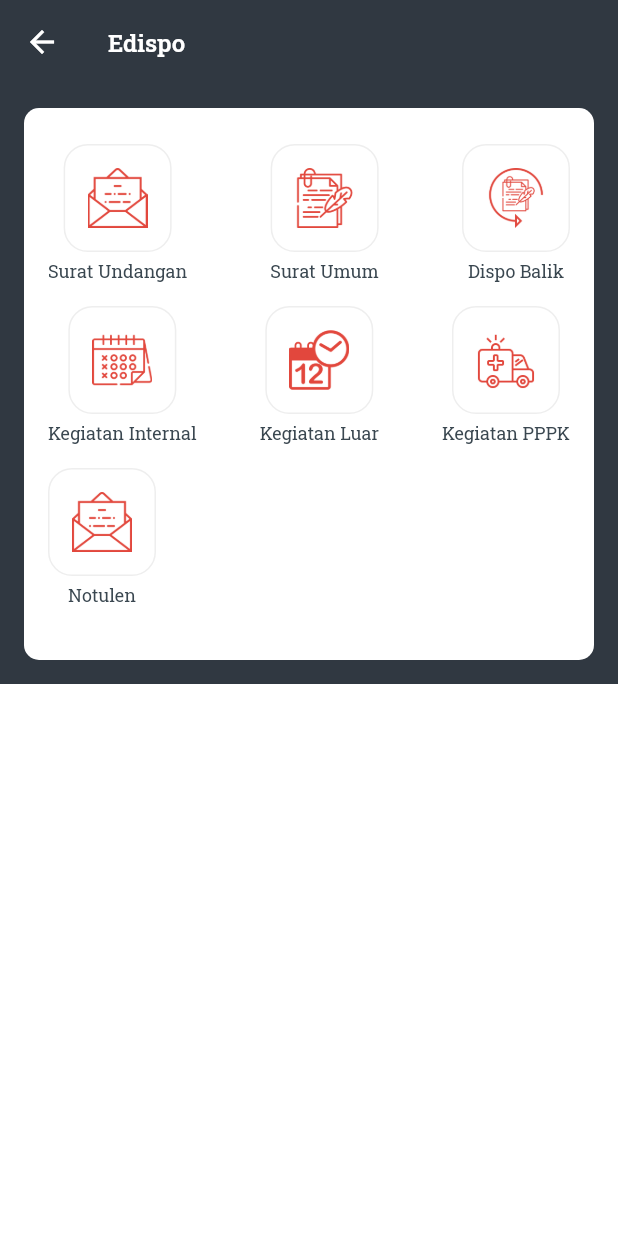
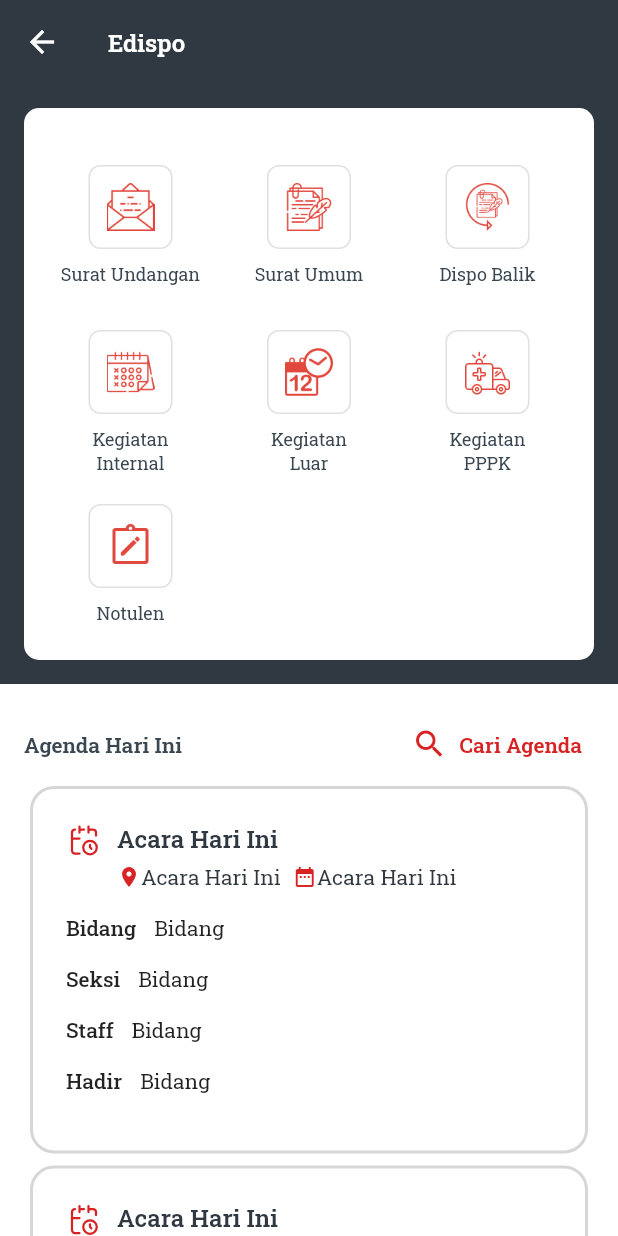
Before and after one commit to roningrum/my_darling_app, a Flutter app: the Edispo screen opened directly, on a phone screen of 412 x 824 dp. Run offline on Flutter 3.47's test engine with Material 2 defaults, Android fonts, the phone set to English and light mode, and no system bars; our stand-ins replace fl_chart, flutter_svg, fluttertoast, percent_indicator, shared_preferences; accounts and stored records are empty; project files that could hold a hidden picture were left out.

Commit message:
edispo page ui front

```diff
--- a/lib/page/home/edispo/edispo_page.dart
+++ b/lib/page/home/edispo/edispo_page.dart
@@ -1,5 +1,6 @@
 import 'package:flutter/material.dart';
 import 'package:my_darling_app/theme/theme.dart';
+import 'package:my_darling_app/widget/edispo/agenda_today_item.dart';
 import 'package:my_darling_app/widget/edispo_menu_widget.dart';
 class Edispo extends StatefulWidget {
   const Edispo({Key? key}) : super(key: key);
@@ -17,7 +18,23 @@ class _EdispoState extends State<Edispo> {
         title: Text('Edispo',style: title.copyWith(color: Colors.white, fontSize: 16)),
         backgroundColor: primaryBlueBlack,
       ),
-      body: Container(
+      body: CustomScrollView(
+        slivers: [
+          SliverToBoxAdapter(
+            child: edispoMenu(),
+          ),
+          SliverToBoxAdapter(
+              child: edispoAgendaToday()
+          ),
+
+        ],
+      )
+    );
+  }
+
+  //menu e-dispo
+  Widget edispoMenu(){
+    return Container(
       color: primaryBlueBlack,
       height: 400.0,
       child: Container(
@@ -28,33 +45,82 @@ class _EdispoState extends State<Edispo> {
             borderRadius: BorderRadius.circular(10.0)
         ),
 
-          child:Wrap(
-            alignment: WrapAlignment.start,
-            children: [
-              Row(
+        child:Column(
+          crossAxisAlignment: CrossAxisAlignment.start,
+          children:[
+            Expanded(
+              child: Row(
                 mainAxisAlignment: MainAxisAlignment.spaceBetween,
                 children: const [
                   EdispoMenuWidget('Surat Undangan','assets/icons/edispo/ic_undangan.png'),
-                  EdispoMenuWidget('Surat Umum', 'assets/icons/edispo/ic_surat_umum.png'),
-                  EdispoMenuWidget('Dispo Balik', 'assets/icons/edispo/ic_dispo_balik.png'),
+                  EdispoMenuWidget('Surat Umum','assets/icons/edispo/ic_surat_umum.png'),
+                  EdispoMenuWidget('Dispo Balik','assets/icons/edispo/ic_dispo_balik.png'),
                 ],
+              ),
             ),
             Row(
               mainAxisAlignment: MainAxisAlignment.spaceBetween,
               children: const [
-                  EdispoMenuWidget('Kegiatan Internal', 'assets/icons/edispo/ic_agenda_internal.png'),
-                  EdispoMenuWidget('Kegiatan Luar', 'assets/icons/edispo/ic_agenda_luar.png'),
-                  EdispoMenuWidget('Kegiatan PPPK', 'assets/icons/edispo/ic_pppk.png'),
+                EdispoMenuWidget('Kegiatan\nInternal','assets/icons/edispo/ic_agenda_internal.png'),
+                EdispoMenuWidget('Kegiatan\nLuar','assets/icons/edispo/ic_agenda_luar.png'),
+                EdispoMenuWidget('Kegiatan\nPPPK','assets/icons/edispo/ic_pppk.png'),
               ],
             ),
-              const EdispoMenuWidget('Notulen', 'assets/icons/edispo/ic_undangan.png'),
+            const EdispoMenuWidget('Notulen', 'assets/icons/edispo/note.png'),
+
           ],
         ),
       ),
-      )
     );
   }
 
-  //menu e-dispo
+  Widget edispoAgendaToday(){
+    return Padding(
+      padding: const EdgeInsets.symmetric(horizontal: 16.0, vertical: 16.0),
+      child: Column(
+        children: [
+          Row(
+            mainAxisAlignment: MainAxisAlignment.spaceBetween,
+            children: [
+              Text('Agenda Hari Ini', style: regular.copyWith(color: secondaryBlueBlack, fontWeight: FontWeight.w600),),
+              TextButton.icon(
+                  onPressed:(){},
+                style: ButtonStyle(
+                  overlayColor: MaterialStateProperty.resolveWith((Set<MaterialState> states){
+                    if(states.contains(MaterialState.pressed)){
+                    return const Color(0xffF5D2D2).withOpacity(0.25);
+                    }
+                    return null;
+                  })
+                ),
+                label: Text('Cari Agenda', style: regular.copyWith(color: primaryRed, fontWeight: FontWeight.w600)),
+                icon: const Icon(
+                  Icons.search,
+                  size: 24.0,
+                  color: Color(0xffD72323),
+                ),
+              )
+            ],
+          ),
+          ListView(
+            scrollDirection: Axis.vertical,
+            physics: const NeverScrollableScrollPhysics(),
+            shrinkWrap: true,
+            children: const [
+              AgendaTodayItem(),
+              AgendaTodayItem(),
+              AgendaTodayItem(),
+              AgendaTodayItem(),
+              AgendaTodayItem(),
+              AgendaTodayItem(),
+              AgendaTodayItem(),
+              AgendaTodayItem(),
+            ],
+          )
+
+        ],
+      ),
+    );
+  }
 
 }
--- a/lib/theme/theme.dart
+++ b/lib/theme/theme.dart
@@ -4,7 +4,7 @@ Color primaryRed = const Color(0xffD72323);
 Color primaryBlueBlack = const Color(0xff303841);
 Color secondaryBlueBlack = const Color(0xff3A4750);
 Color white = Colors.white;
-Color greyColor = const Color(0xffEEEEEE);
+Color greyColor = const Color(0xffd7d6d6);
 
 TextStyle title = const TextStyle(fontFamily: 'Roboto Slab', fontWeight: FontWeight.w600);
 TextStyle regular = const TextStyle(fontFamily: 'Roboto Slab', fontWeight: FontWeight.w400);
--- /dev/null
+++ b/lib/widget/edispo/agenda_today_item.dart
@@ -0,0 +1,138 @@
+import 'package:flutter/material.dart';
+import 'package:flutter_svg/flutter_svg.dart';
+import 'package:my_darling_app/theme/theme.dart';
+
+class AgendaTodayItem extends StatefulWidget {
+  const AgendaTodayItem({Key? key}) : super(key: key);
+
+  @override
+  State<AgendaTodayItem> createState() => _AgendaTodayItemState();
+}
+
+class _AgendaTodayItemState extends State<AgendaTodayItem> {
+  @override
+  Widget build(BuildContext context) {
+    return Card(
+      color: white,
+      elevation: 0,
+      shape: RoundedRectangleBorder(
+          borderRadius: BorderRadius.circular(16.0),
+          side: BorderSide(
+              color: greyColor,
+              width: 2.0
+          )
+      ),
+      child: Container(
+        margin: const EdgeInsets.symmetric(vertical: 16.0, horizontal: 16.0),
+        padding: const EdgeInsets.all(8.0),
+        child: Column(
+          mainAxisSize: MainAxisSize.min,
+          crossAxisAlignment: CrossAxisAlignment.start,
+          children: [
+            Row(
+              crossAxisAlignment: CrossAxisAlignment.start,
+              mainAxisAlignment: MainAxisAlignment.start,
+              children: [
+                SvgPicture.asset('assets/icons/edispo/today_agenda.svg',width: 24.0, height: 24.0),
+                const SizedBox(width: 10.0),
+                Column(
+                  crossAxisAlignment: CrossAxisAlignment.start,
+                  children: [
+                    Text('Acara Hari Ini', style: title.copyWith(color: primaryBlueBlack, fontSize: 16.0)),
+                    const SizedBox(height: 6.0),
+                    Row(
+                      children:[
+                        RichText(
+                          text: TextSpan(
+                              children: [
+                                WidgetSpan(child:
+                                Icon(Icons.location_on_sharp, color: primaryRed, size: 16.0)
+                                ),
+                                TextSpan(
+                                    text: "Acara Hari Ini", style: regular.copyWith(color: primaryBlueBlack, fontSize: 14.0)
+                                )
+                              ]
+                          ),
+                        ),
+                        const SizedBox( width: 8.0),
+                        RichText(
+                          text: TextSpan(
+                              children: [
+                                WidgetSpan(child:
+                                Icon(Icons.date_range, color: primaryRed, size: 16.0)
+                                ),
+                                TextSpan(
+                                    text: "Acara Hari Ini", style: regular.copyWith(color: primaryBlueBlack, fontSize: 14.0)
+                                )
+                              ]
+                          ),
+                        ),
+                      ],
+                    ),
+                  ],
+                ),
+              ],
+            ),
+            const SizedBox(height: 16.0),
+            Row(
+              children: [
+                Text('Bidang', style: title.copyWith(
+                    fontSize: 14.0,
+                    fontWeight: FontWeight.w500)),
+                const SizedBox(width: 12.0),
+                Expanded(
+                  child: Text('Bidang', style: regular.copyWith(
+                    fontSize: 14.0,
+                  ), textAlign: TextAlign.start),
+                ),
+              ],
+            ),
+            const SizedBox(height: 16.0),
+            Row(
+              children: [
+                Text('Seksi', style: title.copyWith(
+                    fontSize: 14.0,
+                    fontWeight: FontWeight.w500)),
+                const SizedBox(width: 12.0),
+                Expanded(
+                  child: Text('Bidang', style: regular.copyWith(
+                    fontSize: 14.0,
+                  ), textAlign: TextAlign.start),
+                ),
+              ],
+            ),
+            const SizedBox(height: 16.0),
+            Row(
+              children: [
+                Text('Staff', style: title.copyWith(
+                    fontSize: 14.0,
+                    fontWeight: FontWeight.w500)),
+                const SizedBox(width: 12.0),
+                Expanded(
+                  child: Text('Bidang', style: regular.copyWith(
+                    fontSize: 14.0,
+                  ), textAlign: TextAlign.start),
+                ),
+              ],
+            ),
+            const SizedBox(height: 16.0),
+            Row(
+              children: [
+                Text('Hadir', style: title.copyWith(
+                    fontSize: 14.0,
+                    fontWeight: FontWeight.w500)),
+                const SizedBox(width: 12.0),
+                Expanded(
+                  child: Text('Bidang', style: regular.copyWith(
+                    fontSize: 14.0,
+                  ), textAlign: TextAlign.start),
+                ),
+              ],
+            ),
+            const SizedBox(height: 16.0),
+          ],
+        ),
+      ),
+    );
+  }
+}
--- a/lib/widget/edispo_menu_widget.dart
+++ b/lib/widget/edispo_menu_widget.dart
@@ -9,26 +9,31 @@ class EdispoMenuWidget extends StatelessWidget {
 
   @override
   Widget build(BuildContext context) {
-    return Column(
+    return SizedBox(
+      width:110,
+      child: Column(
+        mainAxisAlignment: MainAxisAlignment.center,
         children: [
           const SizedBox(height: 8),
-        Container(
-          width: 72,
-          height: 72,
-          decoration: BoxDecoration(
-            color: white,
-            border: Border.all(
-              width: 1,
-              color: greyColor
+          Card(
+            elevation: 0,
+            shape: RoundedRectangleBorder(
+              side: const BorderSide(
+                color:  Colors.black12,
+                width: 1
               ),
-            borderRadius: const BorderRadius.all(Radius.circular(16.0))
+                borderRadius: BorderRadius.circular(8)
             ),
-          child: Center(child: Image.asset(logoMenu, width: 40.0, height: 40.0, fit: BoxFit.cover,)),
+            child: Padding(
+              padding: const EdgeInsets.all(12.0),
+              child: Image.asset(logoMenu, width: 32.0, height: 32.0, fit: BoxFit.cover,),
+            ),
           ),
           const SizedBox(height: 4),
-        Text(namaMenu, style: regular.copyWith(fontSize: 12, color: secondaryBlueBlack),),
+          Text(namaMenu, style: regular.copyWith(fontSize: 12.0, color: secondaryBlueBlack), textAlign: TextAlign.center,),
           const SizedBox(height: 8),
         ],
+      ),
     );
   }
 }
```
Also changed, not shown: assets/icons/edispo/note.png (added), assets/icons/edispo/today_agenda.svg (added). Lines whose indentation alone changed are shown as unchanged.
